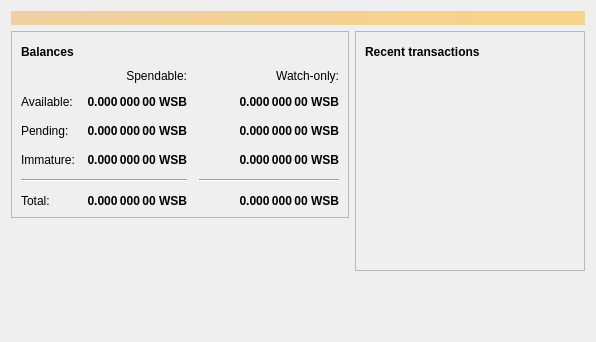
The window that src/qt/forms/overviewpage.ui (itz63c/YoloYachtCoin) describes before a commit, drawn with Qt 5.
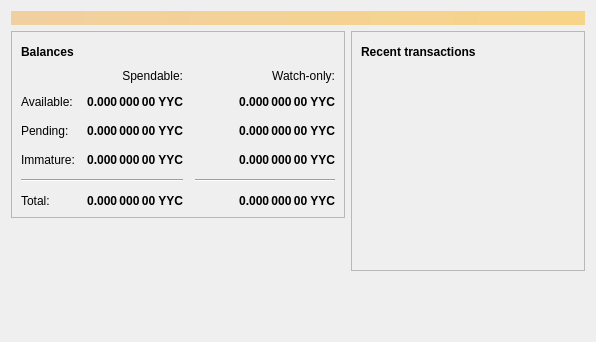
The same window after the commit. Icons and pictures are not drawn.

```diff
--- a/src/qt/forms/overviewpage.ui
+++ b/src/qt/forms/overviewpage.ui
@@ -129,7 +129,7 @@
                <string>Unconfirmed transactions to watch-only addresses</string>
               </property>
               <property name="text">
-               <string notr="true">0.000 000 00 WSB</string>
+               <string notr="true">0.000 000 00 YYC</string>
               </property>
               <property name="alignment">
                <set>Qt::AlignRight|Qt::AlignTrailing|Qt::AlignVCenter</set>
@@ -154,7 +154,7 @@
                <string>Total of transactions that have yet to be confirmed, and do not yet count toward the spendable balance</string>
               </property>
               <property name="text">
-               <string notr="true">0.000 000 00 WSB</string>
+               <string notr="true">0.000 000 00 YYC</string>
               </property>
               <property name="alignment">
                <set>Qt::AlignRight|Qt::AlignTrailing|Qt::AlignVCenter</set>
@@ -179,7 +179,7 @@
                <string>Mined balance in watch-only addresses that has not yet matured</string>
               </property>
               <property name="text">
-               <string notr="true">0.000 000 00 WSB</string>
+               <string notr="true">0.000 000 00 YYC</string>
               </property>
               <property name="alignment">
                <set>Qt::AlignRight|Qt::AlignTrailing|Qt::AlignVCenter</set>
@@ -237,7 +237,7 @@
                <string>Mined balance that has not yet matured</string>
               </property>
               <property name="text">
-               <string notr="true">0.000 000 00 WSB</string>
+               <string notr="true">0.000 000 00 YYC</string>
               </property>
               <property name="alignment">
                <set>Qt::AlignRight|Qt::AlignTrailing|Qt::AlignVCenter</set>
@@ -282,7 +282,7 @@
                <string>Your current total balance</string>
               </property>
               <property name="text">
-               <string notr="true">0.000 000 00 WSB</string>
+               <string notr="true">0.000 000 00 YYC</string>
               </property>
               <property name="alignment">
                <set>Qt::AlignRight|Qt::AlignTrailing|Qt::AlignVCenter</set>
@@ -307,7 +307,7 @@
                <string>Current total balance in watch-only addresses</string>
               </property>
               <property name="text">
-               <string notr="true">0.000 000 00 WSB</string>
+               <string notr="true">0.000 000 00 YYC</string>
               </property>
               <property name="alignment">
                <set>Qt::AlignRight|Qt::AlignTrailing|Qt::AlignVCenter</set>
@@ -349,7 +349,7 @@
                <string>Your current spendable balance</string>
               </property>
               <property name="text">
-               <string notr="true">0.000 000 00 WSB</string>
+               <string notr="true">0.000 000 00 YYC</string>
               </property>
               <property name="alignment">
                <set>Qt::AlignRight|Qt::AlignTrailing|Qt::AlignVCenter</set>
@@ -374,7 +374,7 @@
                <string>Your current balance in watch-only addresses</string>
               </property>
               <property name="text">
-               <string notr="true">0.000 000 00 WSB</string>
+               <string notr="true">0.000 000 00 YYC</string>
               </property>
               <property name="alignment">
                <set>Qt::AlignRight|Qt::AlignTrailing|Qt::AlignVCenter</set>
```
Left out of the diff: 4 changed lines with no effect on the pictures.
